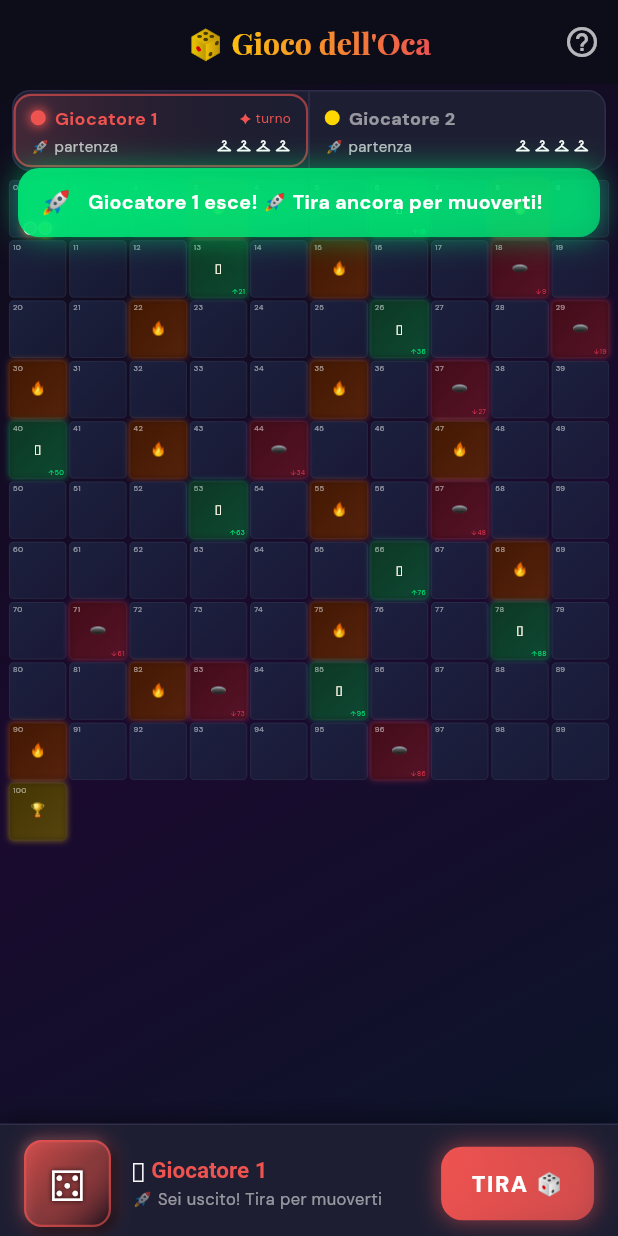
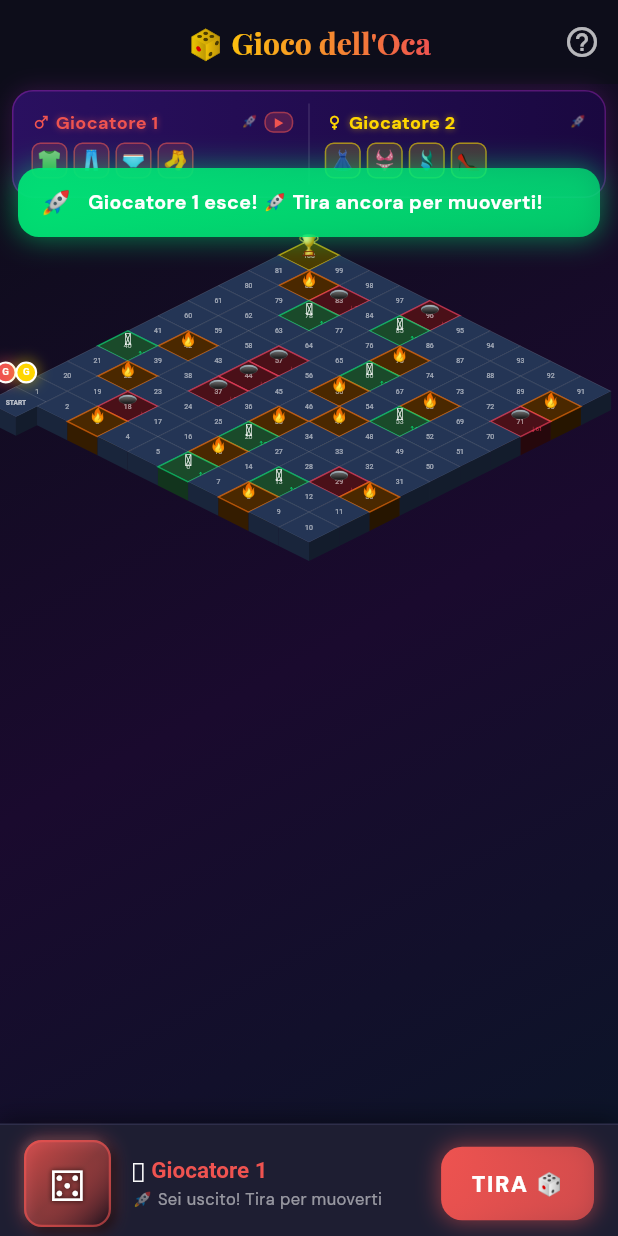
Before and after one commit to godcorpspa/kamasutra_app, a Flutter app: the GoosePlayScreen screen opened by its route, after a tap on "TIRA 🎲", on a phone screen of 412 x 824 dp. Run offline on Flutter 3.47's test engine with Material 3 defaults, Android fonts, the phone set to English and light mode, and no system bars; our stand-ins replace cloud_firestore, confetti, easy_localization, equatable, firebase_auth, firebase_core and 6 more; accounts and stored records are empty; network calls fail; project files that could hold a hidden picture were left out.

Commit message:
Redesign game board: isometric 3D view + clothing panel UI
Board:
- Replace 10x10 GridView with CustomPaint + _IsoBoardPainter
- True isometric projection: diamond tiles with 3D top/left/right faces
- Snake path layout: tiles 1-10 at bottom, 91-100 at top
- Painter's algorithm for correct depth ordering
- Tile colors: stone blue (normal), green (ladder), dark red (hole),
  orange (penance), gold (finish)
- Colored glow border on special tiles
- Player tokens: colored circle with name initial + glow halo
- Position numbers, emoji icons, jump destination labels on tiles
- START tile rendered below tile 1

Status bar:
- New clothing panel with purple gradient background (matches reference)
- Per-player clothing item icons (👕👖🩲🧦 / 👗👙🩱👠)
- Items fade out as they're removed (animated opacity + border)
- Active player indicator with glow name and ▶ badge
- Position or 🚀 label per player

https://claude.ai/code/session_013EC1d6fwaYQNjbCSc73bin

```diff
--- a/lib/features/games/goose_game/presentation/goose_play_screen.dart
+++ b/lib/features/games/goose_game/presentation/goose_play_screen.dart
@@ -20,6 +20,10 @@ const _kOrange   = Color(0xFFFF6D00);
 const _kBlue     = Color(0xFF448AFF);
 const _kP1       = Color(0xFFEF5350);   // player 1 – red
 const _kP2       = Color(0xFFFFD600);   // player 2 – gold
+
+// ── Clothing slot icons per player ──
+const _kIconsP1 = ['👕', '👖', '🩲', '🧦'];
+const _kIconsP2 = ['👗', '👙', '🩱', '👠'];
 
 // ==================== PLAY SCREEN ====================
 
@@ -433,186 +437,120 @@ class _GoosePlayScreenState extends State<GoosePlayScreen>
     );
   }
 
-  // ── Player status bar ──
+  // ── Player clothing panel (status bar) ──
   Widget _buildStatusBar() {
     return Container(
-      margin: const EdgeInsets.fromLTRB(8, 4, 8, 0),
+      margin: const EdgeInsets.fromLTRB(8, 4, 8, 4),
+      padding: const EdgeInsets.symmetric(horizontal: 12, vertical: 8),
       decoration: BoxDecoration(
-        color: _kSurface,
-        borderRadius: BorderRadius.circular(12),
-        border: Border.all(color: _kBorder),
+        gradient: const LinearGradient(
+          colors: [Color(0xFF2A1060), Color(0xFF1A0840)],
+        ),
+        borderRadius: BorderRadius.circular(14),
+        border: Border.all(color: Colors.purple.withOpacity(0.45)),
+        boxShadow: [BoxShadow(color: Colors.purple.withOpacity(0.25), blurRadius: 12)],
       ),
-      child: Row(
-        children: [
-          Expanded(child: _buildPlayerCard(1)),
-          Container(width: 1, height: 52, color: _kBorder),
-          Expanded(child: _buildPlayerCard(2)),
-        ],
-      ),
-    );
-  }
-
-  Widget _buildPlayerCard(int p) {
-    final isActive = _currentPlayer == p && !_gameOver;
-    final name     = _playerName(p);
-    final pos      = p == 1 ? _p1Pos : _p2Pos;
-    final clothes  = p == 1 ? _p1Clothing : _p2Clothing;
-    final onBoard  = p == 1 ? _p1OnBoard : _p2OnBoard;
-    final color    = _playerColor(p);
-
-    return AnimatedContainer(
-      duration: const Duration(milliseconds: 250),
-      padding: const EdgeInsets.symmetric(horizontal: 10, vertical: 6),
-      decoration: BoxDecoration(
-        gradient: isActive
-            ? LinearGradient(colors: [color.withOpacity(0.18), Colors.transparent],
-                begin: Alignment.centerLeft, end: Alignment.centerRight)
-            : null,
-        borderRadius: BorderRadius.circular(12),
-        border: isActive ? Border.all(color: color.withOpacity(0.6), width: 1.5) : null,
-      ),
-      child: Column(crossAxisAlignment: CrossAxisAlignment.start, children: [
-        Row(children: [
-          // Glowing dot
-          Container(
-            width: 10, height: 10,
-            decoration: BoxDecoration(
-              color: color, shape: BoxShape.circle,
-              boxShadow: isActive ? [BoxShadow(color: color, blurRadius: 6, spreadRadius: 1)] : null,
-            ),
-          ),
-          const SizedBox(width: 6),
-          Expanded(child: Text(name,
-            style: TextStyle(
-              color: isActive ? color : Colors.white54,
-              fontSize: 12, fontWeight: FontWeight.bold,
-            ), overflow: TextOverflow.ellipsis)),
-          if (isActive)
-            Text('✦ turno', style: TextStyle(fontSize: 9, color: color)),
-        ]),
-        const SizedBox(height: 3),
-        Row(children: [
-          Text(
-            onBoard ? '📍 $pos/100' : '🚀 partenza',
-            style: const TextStyle(color: Colors.white70, fontSize: 10),
-          ),
-          const Spacer(),
-          // Clothing dots
-          ...List.generate(4, (i) => Padding(
-            padding: const EdgeInsets.only(left: 2),
-            child: Icon(
-              i < clothes ? Icons.checkroom : Icons.close,
-              size: 11,
-              color: i < clothes ? color : Colors.white20,
-            ),
-          )),
-        ]),
+      child: Row(children: [
+        Expanded(child: _buildClothingPanel(1)),
+        Container(
+          width: 1, height: 54,
+          color: Colors.white.withOpacity(0.12),
+          margin: const EdgeInsets.symmetric(horizontal: 10),
+        ),
+        Expanded(child: _buildClothingPanel(2)),
       ]),
     );
   }
 
-  // ── Board grid ──
-  Widget _buildBoard() {
-    return Padding(
-      padding: const EdgeInsets.fromLTRB(6, 6, 6, 4),
-      child: GridView.builder(
-        physics: const NeverScrollableScrollPhysics(),
-        gridDelegate: const SliverGridDelegateWithFixedCrossAxisCount(
-          crossAxisCount: 10,
-          mainAxisSpacing: 2, crossAxisSpacing: 2,
+  Widget _buildClothingPanel(int p) {
+    final name     = _playerName(p);
+    final clothes  = p == 1 ? _p1Clothing : _p2Clothing;
+    final color    = _playerColor(p);
+    final isActive = _currentPlayer == p && !_gameOver;
+    final icons    = p == 1 ? _kIconsP1 : _kIconsP2;
+    final onBoard  = p == 1 ? _p1OnBoard : _p2OnBoard;
+    final pos      = p == 1 ? _p1Pos : _p2Pos;
+
+    return Column(
+      crossAxisAlignment: CrossAxisAlignment.start,
+      mainAxisSize: MainAxisSize.min,
+      children: [
+        // Name row
+        Row(children: [
+          Icon(p == 1 ? Icons.male : Icons.female, color: color, size: 13),
+          const SizedBox(width: 3),
+          Expanded(
+            child: Text(name,
+              style: TextStyle(
+                color: color, fontWeight: FontWeight.bold, fontSize: 12,
+                shadows: [Shadow(color: color.withOpacity(0.55), blurRadius: 5)],
+              ),
+              overflow: TextOverflow.ellipsis,
+            ),
+          ),
+          Text(
+            onBoard ? '📍$pos' : '🚀',
+            style: const TextStyle(color: Colors.white54, fontSize: 9),
+          ),
+          if (isActive) ...[
+            const SizedBox(width: 4),
+            Container(
+              padding: const EdgeInsets.symmetric(horizontal: 5, vertical: 1),
+              decoration: BoxDecoration(
+                color: color.withOpacity(0.22),
+                borderRadius: BorderRadius.circular(6),
+                border: Border.all(color: color.withOpacity(0.5)),
+              ),
+              child: Text('▶', style: TextStyle(color: color, fontSize: 7)),
+            ),
+          ],
+        ]),
+        const SizedBox(height: 5),
+        // Clothing icon slots
+        Row(
+          children: List.generate(4, (i) {
+            final has = i < clothes;
+            return Padding(
+              padding: const EdgeInsets.only(right: 4),
+              child: AnimatedContainer(
+                duration: const Duration(milliseconds: 300),
+                width: 24, height: 24,
+                decoration: BoxDecoration(
+                  color: has ? color.withOpacity(0.18) : Colors.transparent,
+                  borderRadius: BorderRadius.circular(6),
+                  border: Border.all(
+                    color: has ? color.withOpacity(0.55) : Colors.white12,
+                  ),
+                ),
+                child: Center(
+                  child: Opacity(
+                    opacity: has ? 1.0 : 0.18,
+                    child: Text(icons[i], style: const TextStyle(fontSize: 13)),
+                  ),
+                ),
+              ),
+            );
+          }),
         ),
-        itemCount: _board.length,
-        itemBuilder: (_, i) {
-          final sq = _board[i];
-          return _buildSquare(sq, _p1Pos == i, _p2Pos == i);
-        },
-      ),
+      ],
     );
   }
 
-  Widget _buildSquare(GooseSquare sq, bool hasP1, bool hasP2) {
-    final base = _squareBase(sq.type);
-    final glow = _squareGlow(sq.type);
-
-    return Container(
-      decoration: BoxDecoration(
-        gradient: LinearGradient(
-          begin: Alignment.topLeft, end: Alignment.bottomRight,
-          colors: [base.withOpacity(0.9), base.withOpacity(0.55)],
+  // ── Isometric 3D board ──
+  Widget _buildBoard() {
+    return ClipRect(
+      child: CustomPaint(
+        size: Size.infinite,
+        painter: _IsoBoardPainter(
+          board: _board,
+          p1Pos: _p1Pos,        p2Pos: _p2Pos,
+          p1OnBoard: _p1OnBoard, p2OnBoard: _p2OnBoard,
+          p1Color: _kP1,         p2Color: _kP2,
+          p1Name: widget.config.player1Name,
+          p2Name: widget.config.player2Name,
         ),
-        borderRadius: BorderRadius.circular(3),
-        border: Border.all(color: Colors.white.withOpacity(0.07), width: 0.5),
-        boxShadow: glow != null
-            ? [BoxShadow(color: glow.withOpacity(0.4), blurRadius: 3)]
-            : null,
       ),
-      child: Stack(children: [
-        // Number
-        Positioned(
-          top: 1, left: 2,
-          child: Text('${sq.position}',
-              style: const TextStyle(fontSize: 5, color: Colors.white54)),
-        ),
-        // Type icon
-        if (sq.type != GooseSquareType.normal)
-          Center(child: Text(sq.type.emoji, style: const TextStyle(fontSize: 9))),
-        // Jump indicator
-        if (sq.destination != null)
-          Positioned(
-            bottom: 1, right: 1,
-            child: Text(
-              sq.type == GooseSquareType.ladder
-                  ? '↑${sq.destination}' : '↓${sq.destination}',
-              style: TextStyle(
-                fontSize: 4.5,
-                color: sq.type == GooseSquareType.ladder ? _kGreen : _kRed,
-              ),
-            ),
-          ),
-        // Player tokens
-        if (hasP1 || hasP2)
-          Positioned(
-            bottom: 1, left: 0, right: 0,
-            child: Row(
-              mainAxisAlignment: MainAxisAlignment.center,
-              children: [
-                if (hasP1) _token(_kP1),
-                if (hasP1 && hasP2) const SizedBox(width: 1),
-                if (hasP2) _token(_kP2),
-              ],
-            ),
-          ),
-      ]),
     );
-  }
-
-  Widget _token(Color c) => Container(
-        width: 9, height: 9,
-        decoration: BoxDecoration(
-          color: c, shape: BoxShape.circle,
-          border: Border.all(color: Colors.white, width: 1),
-          boxShadow: [BoxShadow(color: c, blurRadius: 4, spreadRadius: 0.5)],
-        ),
-      );
-
-  Color  _squareBase(GooseSquareType t) {
-    switch (t) {
-      case GooseSquareType.normal:  return const Color(0xFF1C2340);
-      case GooseSquareType.ladder:  return const Color(0xFF0D3320);
-      case GooseSquareType.hole:    return const Color(0xFF3D0A14);
-      case GooseSquareType.penance: return const Color(0xFF3D1500);
-      case GooseSquareType.finish:  return const Color(0xFF3D3000);
-    }
-  }
-
-  Color? _squareGlow(GooseSquareType t) {
-    switch (t) {
-      case GooseSquareType.ladder:  return _kGreen;
-      case GooseSquareType.hole:    return _kRed;
-      case GooseSquareType.penance: return _kOrange;
-      case GooseSquareType.finish:  return _kGold;
-      default: return null;
-    }
   }
 
   // ── Control panel ──
@@ -810,6 +748,232 @@ class _GoosePlayScreenState extends State<GoosePlayScreen>
       ),
     );
   }
+}
+
+// ==================== ISOMETRIC BOARD PAINTER ====================
+
+class _IsoBoardPainter extends CustomPainter {
+  final List<GooseSquare> board;
+  final int   p1Pos, p2Pos;
+  final bool  p1OnBoard, p2OnBoard;
+  final Color p1Color, p2Color;
+  final String p1Name, p2Name;
+
+  const _IsoBoardPainter({
+    required this.board,
+    required this.p1Pos,     required this.p2Pos,
+    required this.p1OnBoard, required this.p2OnBoard,
+    required this.p1Color,   required this.p2Color,
+    required this.p1Name,    required this.p2Name,
+  });
+
+  // ── Grid position for each board position ──
+  // visRow 0 = top (tiles 91-100), visRow 9 = bottom (tiles 1-10)
+  // Snake path: even rows L→R, odd rows R→L
+  Offset _gridOf(int pos) {
+    if (pos == 0) return const Offset(0.0, 9.7); // START: just below tile 1
+    final idx = pos - 1;
+    final r   = idx ~/ 10;
+    final c   = r.isOdd ? (9 - idx % 10) : (idx % 10);
+    return Offset(c.toDouble(), (9 - r).toDouble());
+  }
+
+  @override
+  void paint(Canvas canvas, Size size) {
+    // Dynamic tile size: fit 9 column-spans in available width
+    final tileW  = (size.width * 0.88) / 9.0;
+    final tileH  = tileW * 0.50;
+    final blockH = tileH * 0.62;
+    final halfW  = tileW / 2;
+    final halfH  = tileH / 2;
+
+    // Board origin: centered horizontally, with vertical room for tokens on top row
+    final cx = size.width / 2;
+    final ty = tileW * 0.85; // top padding for player tokens on top tiles
+
+    // Painter's algorithm: draw tiles with smaller iso-depth first (farther away)
+    final order = List.generate(board.length, (i) => i)
+      ..sort((a, b) {
+        final ga = _gridOf(a), gb = _gridOf(b);
+        return (ga.dx + ga.dy).compareTo(gb.dx + gb.dy);
+      });
+
+    for (final pos in order) {
+      if (pos >= board.length) continue;
+      final g  = _gridOf(pos);
+      final sx = cx + (g.dx - g.dy) * halfW;
+      final sy = ty + (g.dx + g.dy) * halfH;
+      _drawTile(canvas, Offset(sx, sy), board[pos],
+          tileW, tileH, blockH, pos == p1Pos, pos == p2Pos);
+    }
+  }
+
+  void _drawTile(Canvas canvas, Offset c, GooseSquare sq,
+      double tw, double th, double bh, bool hasP1, bool hasP2) {
+    final hw = tw / 2, hh = th / 2;
+
+    // Diamond vertices of top face
+    final vT = Offset(c.dx,      c.dy - hh);
+    final vR = Offset(c.dx + hw, c.dy     );
+    final vB = Offset(c.dx,      c.dy + hh);
+    final vL = Offset(c.dx - hw, c.dy     );
+
+    final topCol   = _topColor(sq.type);
+    final leftCol  = _dim(topCol, 0.30);
+    final rightCol = _dim(topCol, 0.48);
+
+    // ── Top face ──
+    final topFace = Path()
+      ..moveTo(vT.dx, vT.dy)..lineTo(vR.dx, vR.dy)
+      ..lineTo(vB.dx, vB.dy)..lineTo(vL.dx, vL.dy)..close();
+    canvas.drawPath(topFace, Paint()..color = topCol);
+    canvas.drawPath(topFace, Paint()
+      ..style = PaintingStyle.stroke
+      ..color = Colors.white.withOpacity(0.14)
+      ..strokeWidth = 0.5);
+
+    // ── Left side face ──
+    canvas.drawPath(
+      Path()
+        ..moveTo(vL.dx, vL.dy)    ..lineTo(vB.dx, vB.dy)
+        ..lineTo(vB.dx, vB.dy + bh)..lineTo(vL.dx, vL.dy + bh)..close(),
+      Paint()..color = leftCol,
+    );
+
+    // ── Right side face ──
+    canvas.drawPath(
+      Path()
+        ..moveTo(vB.dx, vB.dy)    ..lineTo(vR.dx, vR.dy)
+        ..lineTo(vR.dx, vR.dy + bh)..lineTo(vB.dx, vB.dy + bh)..close(),
+      Paint()..color = rightCol,
+    );
+
+    // ── Glow border for special tiles ──
+    final glowCol = _glowColor(sq.type);
+    if (glowCol != null) {
+      canvas.drawPath(topFace, Paint()
+        ..style = PaintingStyle.stroke
+        ..color = glowCol.withOpacity(0.6)
+        ..strokeWidth = 1.0);
+    }
+
+    // ── Position number ──
+    if (sq.position > 0) {
+      _txt(canvas, '${sq.position}', c,
+          sz: tw * 0.115, col: Colors.white.withOpacity(0.60));
+    } else {
+      _txt(canvas, 'START', c, sz: tw * 0.11, col: Colors.white70, bold: true);
+    }
+
+    // ── Type icon (floating above centre) ──
+    final iconY = c.dy - hh * 0.42;
+    switch (sq.type) {
+      case GooseSquareType.ladder:
+        _txt(canvas, '🪜', Offset(c.dx, iconY), sz: tw * 0.27);
+        break;
+      case GooseSquareType.hole:
+        _txt(canvas, '🕳️', Offset(c.dx, iconY), sz: tw * 0.27);
+        break;
+      case GooseSquareType.penance:
+        _txt(canvas, '🔥', Offset(c.dx, iconY), sz: tw * 0.24);
+        break;
+      case GooseSquareType.finish:
+        _txt(canvas, '🏆', Offset(c.dx, c.dy - hh * 0.55), sz: tw * 0.33);
+        break;
+      default:
+        break;
+    }
+
+    // ── Jump destination label ──
+    if (sq.destination != null) {
+      final arrow = sq.type == GooseSquareType.ladder
+          ? '↑${sq.destination}' : '↓${sq.destination}';
+      final arrowCol = sq.type == GooseSquareType.ladder ? _kGreen : _kRed;
+      _txt(canvas, arrow,
+          Offset(c.dx + hw * 0.52, c.dy + hh * 0.55),
+          sz: tw * 0.095, col: arrowCol);
+    }
+
+    // ── Player tokens ──
+    if (!hasP1 && !hasP2) return;
+    final r    = tw * 0.20;
+    final tokY = c.dy - hh - r - 1.5;
+    if (hasP1 && hasP2) {
+      _drawToken(canvas, Offset(c.dx - r * 0.85, tokY), p1Color, p1Name, r * 0.82);
+      _drawToken(canvas, Offset(c.dx + r * 0.85, tokY), p2Color, p2Name, r * 0.82);
+    } else if (hasP1) {
+      _drawToken(canvas, Offset(c.dx, tokY), p1Color, p1Name, r);
+    } else {
+      _drawToken(canvas, Offset(c.dx, tokY), p2Color, p2Name, r);
+    }
+  }
+
+  void _drawToken(Canvas canvas, Offset c, Color color, String name, double r) {
+    // Outer glow
+    canvas.drawCircle(c, r + 3.5, Paint()
+      ..color = color.withOpacity(0.28)
+      ..maskFilter = const MaskFilter.blur(BlurStyle.normal, 4));
+    // Body
+    canvas.drawCircle(c, r, Paint()..color = color);
+    // White border
+    canvas.drawCircle(c, r, Paint()
+      ..style = PaintingStyle.stroke
+      ..color = Colors.white
+      ..strokeWidth = 1.4);
+    // Name initial
+    if (name.isNotEmpty) {
+      _txt(canvas, name[0].toUpperCase(), c,
+          sz: r * 0.98, col: Colors.white, bold: true);
+    }
+  }
+
+  Color _topColor(GooseSquareType t) {
+    switch (t) {
+      case GooseSquareType.normal:  return const Color(0xFF243555);
+      case GooseSquareType.ladder:  return const Color(0xFF1A4A2A);
+      case GooseSquareType.hole:    return const Color(0xFF4A1018);
+      case GooseSquareType.penance: return const Color(0xFF4A2800);
+      case GooseSquareType.finish:  return const Color(0xFF4A3A00);
+    }
+  }
+
+  Color? _glowColor(GooseSquareType t) {
+    switch (t) {
+      case GooseSquareType.ladder:  return _kGreen;
+      case GooseSquareType.hole:    return _kRed;
+      case GooseSquareType.penance: return _kOrange;
+      case GooseSquareType.finish:  return _kGold;
+      default: return null;
+    }
+  }
+
+  Color _dim(Color c, double f) => Color.fromARGB(
+    c.alpha,
+    (c.red   * (1 - f)).round(),
+    (c.green * (1 - f)).round(),
+    (c.blue  * (1 - f)).round(),
+  );
+
+  void _txt(Canvas canvas, String text, Offset center,
+      {double sz = 10, Color col = Colors.white, bool bold = false}) {
+    final tp = TextPainter(
+      text: TextSpan(
+        text: text,
+        style: TextStyle(
+          fontSize: sz, color: col, height: 1,
+          fontWeight: bold ? FontWeight.bold : FontWeight.normal,
+        ),
+      ),
+      textDirection: TextDirection.ltr,
+    )..layout();
+    tp.paint(canvas,
+        Offset(center.dx - tp.width / 2, center.dy - tp.height / 2));
+  }
+
+  @override
+  bool shouldRepaint(covariant _IsoBoardPainter old) =>
+      old.p1Pos != p1Pos || old.p2Pos != p2Pos ||
+      old.p1OnBoard != p1OnBoard || old.p2OnBoard != p2OnBoard;
 }
 
 // ==================== DIALOGS ====================
```
